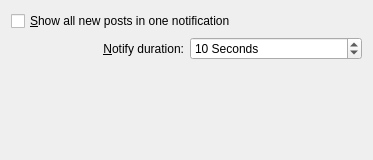
Qt form choqok/config/behavior/behaviorconfig_notifications.ui (KDE/choqok) before a commit.
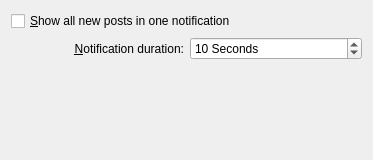
The same form after that commit. Custom widgets are drawn as their Qt base class.

```diff
--- a/choqok/config/behavior/behaviorconfig_notifications.ui
+++ b/choqok/config/behavior/behaviorconfig_notifications.ui
@@ -23,7 +23,7 @@
      <item>
       <widget class="QLabel" name="label_4">
        <property name="text">
-        <string>&amp;Notify duration:</string>
+        <string>&amp;Notification duration:</string>
        </property>
        <property name="alignment">
         <set>Qt::AlignRight|Qt::AlignTrailing|Qt::AlignVCenter</set>
```
